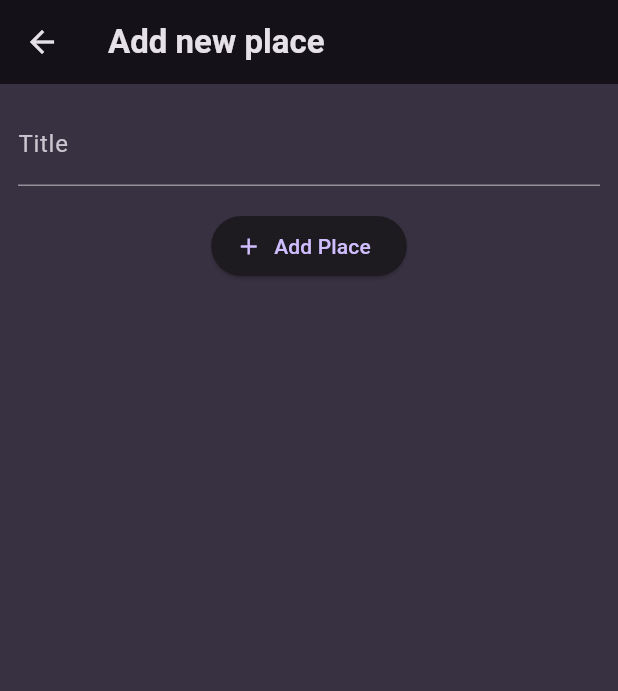
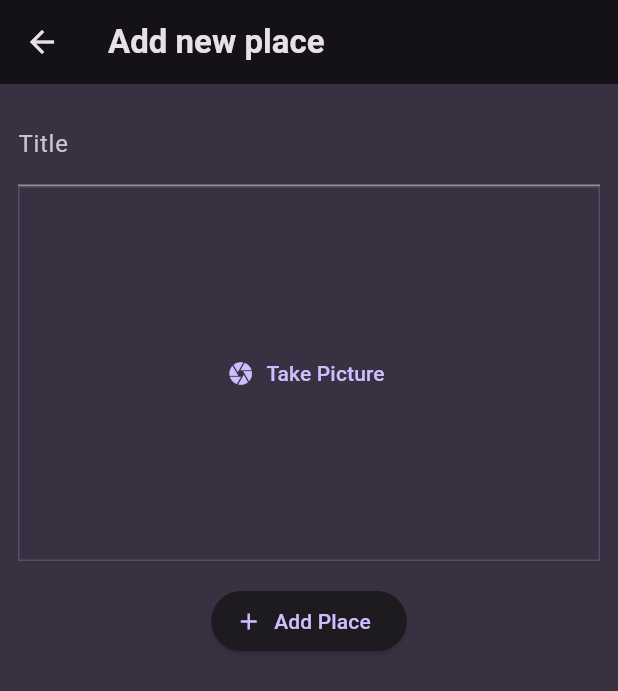
Before and after one commit to vibhuti310/FavouritePlaces, a Flutter app: the AddPlaceScreen screen opened directly, on a phone screen of 412 x 824 dp. Shown: the top 691 px of the screen. Run offline on Flutter 3.47's test engine with Material 3 defaults, Android fonts, the phone set to English and light mode, and no system bars; our stand-ins replace flutter_riverpod, google_fonts.

Commit message:
image_input file

```diff
--- a/lib/screens/add_places.dart
+++ b/lib/screens/add_places.dart
@@ -1,4 +1,5 @@
 import 'package:favourite_places/providers/user_places.dart';
+import 'package:favourite_places/widgets/image_input.dart';
 import 'package:flutter/material.dart';
 import 'package:flutter_riverpod/flutter_riverpod.dart';
 
@@ -49,6 +50,9 @@ class _AddPlaceScreenState extends ConsumerState<AddPlaceScreen> {
               controller: _titleController,
               style: TextStyle(color: Theme.of(context).colorScheme.onBackground),
             ),
+
+            ImageInput(),
+
             const SizedBox(
               height: 16,
             ),
--- /dev/null
+++ b/lib/widgets/image_input.dart
@@ -0,0 +1,36 @@
+import 'package:flutter/material.dart';
+
+class ImageInput extends StatefulWidget {
+  const ImageInput({super.key});
+
+  @override
+  State<ImageInput> createState() {
+    return _ImageInputState();
+  }
+}
+
+class _ImageInputState extends State<ImageInput> {
+
+  void _takePicture() {
+
+  }
+
+  @override
+  Widget build(BuildContext context) {
+    return Container(
+      decoration: BoxDecoration(
+        border: Border.all(
+            width: 1,
+            color: Theme.of(context).colorScheme.primary.withOpacity(0.2)),
+      ),
+      height: 250,
+      width: double.infinity,
+      alignment: Alignment.center,
+      child: TextButton.icon(
+        icon: const Icon(Icons.camera),
+        label: const Text('Take Picture'),
+        onPressed: () {},
+      ),
+    );
+  }
+}
```
